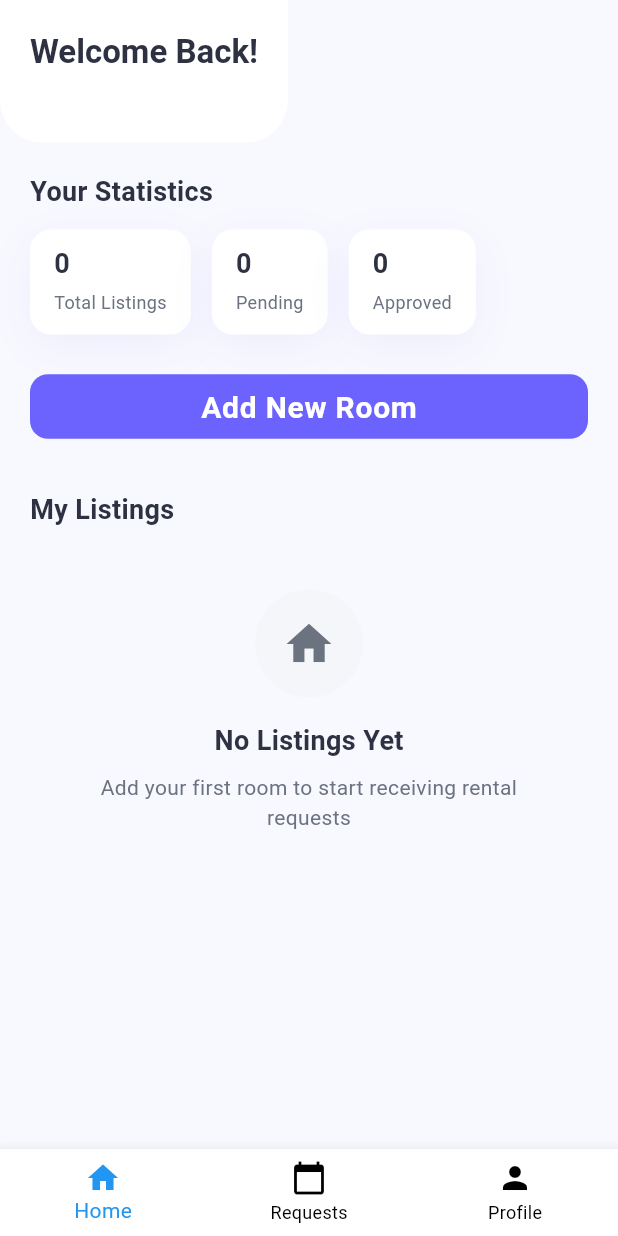
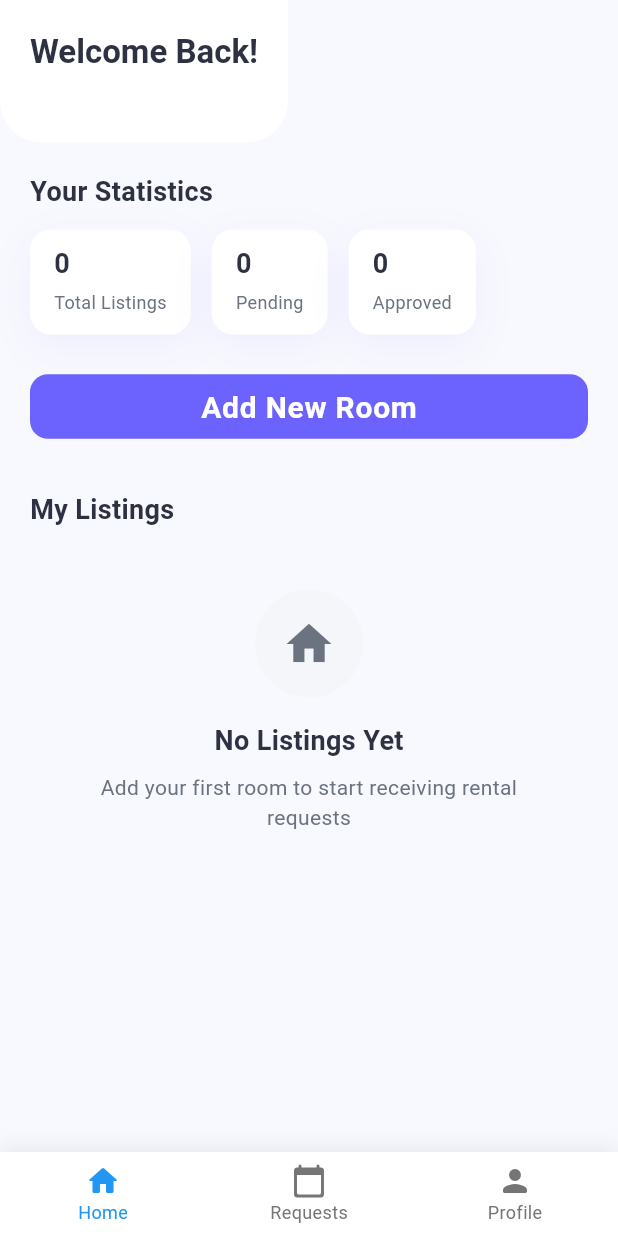
Before and after one commit to Deepa131/room_rental, a Flutter app: the OwnerDashboardPage screen opened directly, on a phone screen of 412 x 824 dp. Run offline on Flutter 3.47's test engine with Material 3 defaults, Android fonts, the phone set to English and light mode, and no system bars; our stand-ins replace cached_network_image, connectivity_plus, dartz, dio, equatable, flutter_map and 12 more; missing offline and left inert: dio_smart_retry, video_thumbnail; accounts and stored records are empty; statements that could not run were skipped.

Commit message:
added sensors in owner dashboard page

```diff
--- a/lib/features/owner_dashboard/presentation/pages/owner_dashboard_page.dart
+++ b/lib/features/owner_dashboard/presentation/pages/owner_dashboard_page.dart
@@ -1,33 +1,116 @@
 import 'package:flutter/material.dart';
+import 'package:flutter_riverpod/flutter_riverpod.dart';
+import 'package:room_rental/core/services/sensors/shake_detector_service.dart';
+import 'package:room_rental/core/services/sensors/gyroscope_detector_service.dart';
+import 'package:room_rental/features/auth/presentation/view_model/auth_view_model.dart';
+import 'package:room_rental/features/onboarding/presentation/pages/onboardingthree_page.dart';
 import 'package:room_rental/features/owner_dashboard/presentation/pages/owner_home_screen.dart';
-import 'package:room_rental/features/owner_dashboard/presentation/pages/owner_profile_screen.dart';
+import 'package:room_rental/features/profile/presentation/pages/profile_screen.dart';
 import 'package:room_rental/features/owner_dashboard/presentation/pages/owner_request_screen.dart';
 
-class OwnerDashboardPage extends StatefulWidget {
+class OwnerDashboardPage extends ConsumerStatefulWidget {
   const OwnerDashboardPage({super.key});
 
   @override
-  State<OwnerDashboardPage> createState() => _OwnerDashboardPageState();
+  ConsumerState<OwnerDashboardPage> createState() => _OwnerDashboardPageState();
 }
 
-class _OwnerDashboardPageState extends State<OwnerDashboardPage> {
+class _OwnerDashboardPageState extends ConsumerState<OwnerDashboardPage> {
   int _selectedIndex = 0;
 
   final List<Widget> _pages = const [
     OwnerHomeScreen(),
     OwnerRequestScreen(),
-    OwnerProfileScreen(),
+    ProfileScreen(),
   ];
+
+  void _handleShakeLogout() {
+    showDialog(
+      context: context,
+      builder: (context) => AlertDialog(
+        title: const Text('Logout Detected'),
+        content: const Text('Shake detected! Do you want to logout?'),
+        actions: [
+          TextButton(
+            onPressed: () => Navigator.pop(context),
+            child: const Text('Cancel'),
+          ),
+          TextButton(
+            onPressed: () {
+              Navigator.pop(context);
+              ref.read(authViewModelProvider.notifier).logout();
+              Navigator.pushAndRemoveUntil(
+                context,
+                MaterialPageRoute(
+                  builder: (context) => const OnboardingThreePage(),
+                ),
+                (route) => false,
+              );
+            },
+            child: const Text('Logout', style: TextStyle(color: Colors.red)),
+          ),
+        ],
+      ),
+    );
+  }
+
+  void _handleLeftTilt() {
+    setState(() {
+      _selectedIndex = (_selectedIndex - 1 + _pages.length) % _pages.length;
+    });
+
+    final screenNames = ['Home', 'Requests', 'Profile'];
+    ScaffoldMessenger.of(context).showSnackBar(
+      SnackBar(
+        content: Text('Phone Tilted - ${screenNames[_selectedIndex]}'),
+        duration: const Duration(seconds: 1),
+      ),
+    );
+  }
+
+  void _handleRightTilt() {
+    setState(() {
+      _selectedIndex = (_selectedIndex + 1) % _pages.length;
+    });
+
+    final screenNames = ['Home', 'Requests', 'Profile'];
+    ScaffoldMessenger.of(context).showSnackBar(
+      SnackBar(
+        content: Text('Phone Tilted - ${screenNames[_selectedIndex]}'),
+        duration: const Duration(seconds: 1),
+      ),
+    );
+  }
 
   @override
   Widget build(BuildContext context) {
-    return Scaffold(
+    return GyroscopeDetectorWidget(
+      onLeftTilt: _handleLeftTilt,
+      onRightTilt: _handleRightTilt,
+      child: ShakeDetectorWidget(
+        onShakeDetected: _handleShakeLogout,
+        child: Scaffold(
           body: _pages[_selectedIndex],
-      bottomNavigationBar: BottomNavigationBar(
+          bottomNavigationBar: Container(
+            decoration: BoxDecoration(
+              color: Colors.white,
+              boxShadow: [
+                BoxShadow(
+                  color: Colors.black.withOpacity(0.08),
+                  blurRadius: 12,
+                  offset: const Offset(0, -2),
+                ),
+              ],
+            ),
+            child: BottomNavigationBar(
               type: BottomNavigationBarType.fixed,
               currentIndex: _selectedIndex,
+              backgroundColor: Colors.white,
               selectedItemColor: Colors.blue,
-        unselectedItemColor: Colors.black,
+              unselectedItemColor: Colors.grey[600],
+              selectedFontSize: 12,
+              unselectedFontSize: 12,
+              elevation: 0,
               onTap: (index) {
                 setState(() {
                   _selectedIndex = index;
@@ -35,19 +118,22 @@ class _OwnerDashboardPageState extends State<OwnerDashboardPage> {
               },
               items: const [
                 BottomNavigationBarItem(
-            icon: Icon(Icons.home),
+                  icon: Icon(Icons.home_rounded, size: 24),
                   label: 'Home',
                 ),
                 BottomNavigationBarItem(
-            icon: Icon(Icons.calendar_today),
+                  icon: Icon(Icons.calendar_today_rounded, size: 24),
                   label: 'Requests',
                 ),
                 BottomNavigationBarItem(
-            icon: Icon(Icons.person),
+                  icon: Icon(Icons.person_rounded, size: 24),
                   label: 'Profile',
                 ),
               ],
             ),
+          ),
+        ),
+      ),
     );
   }
 }
```
Lines whose indentation alone changed are shown as unchanged.
